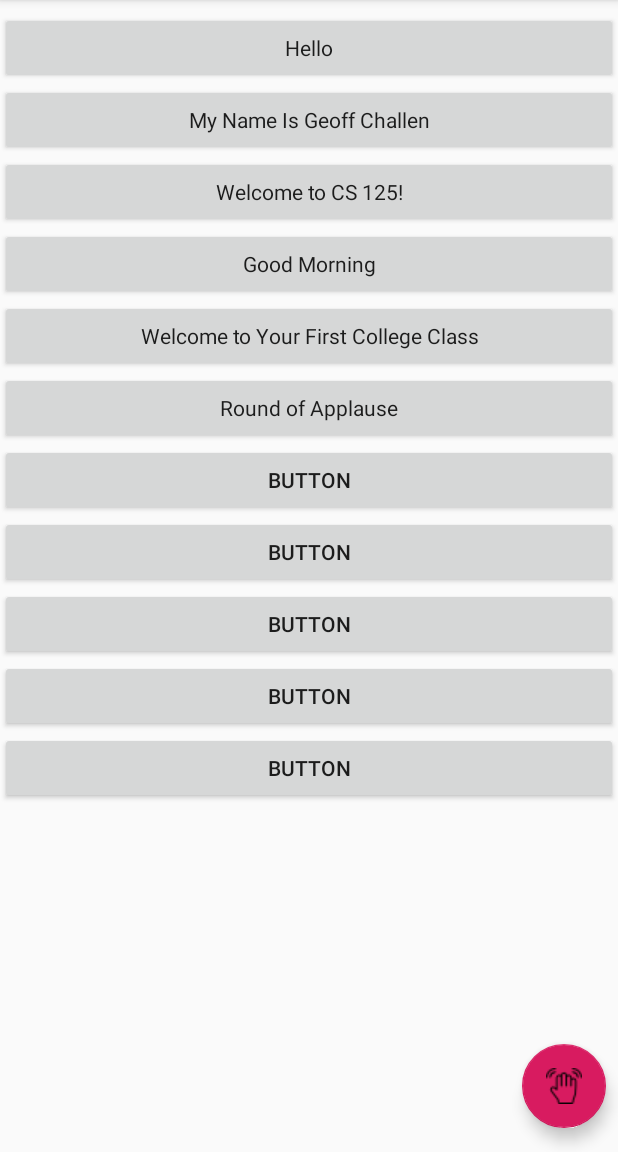
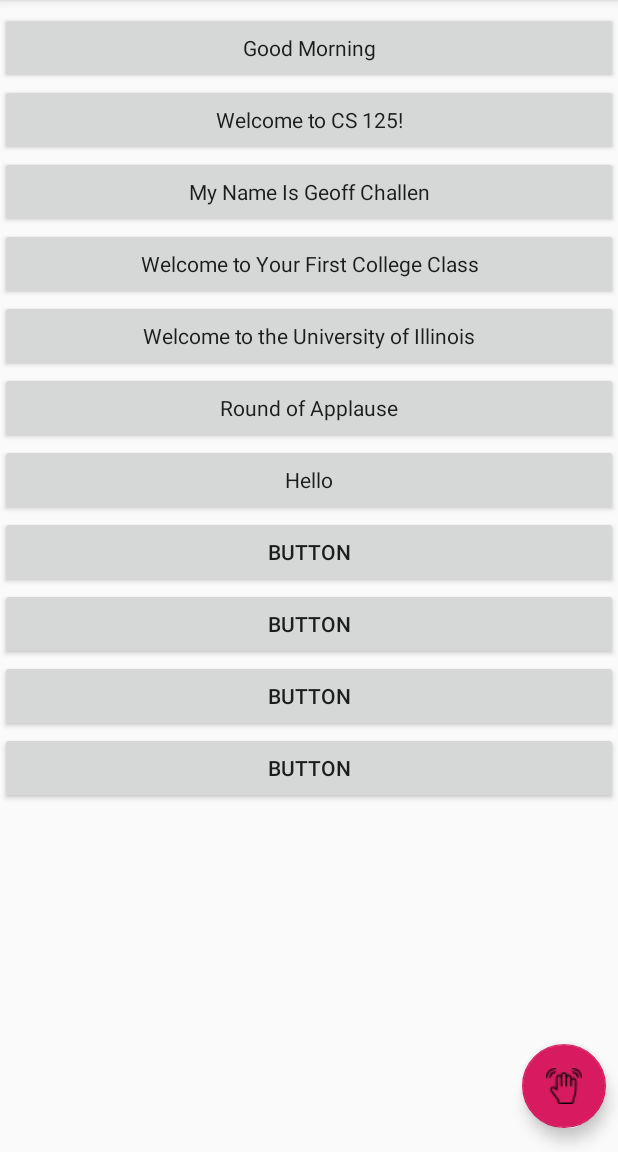
Before and after one commit to ntsmith24/GeoffSoundboard, an Android app: the screen it shows after launch (MainActivity), on a phone screen of 412 x 824 dp, the part 84-1236 px from its top. Run offline under Robolectric (Android 15) with nearby library versions, the phone set to English and light mode, and no system bars.

Commit message:
Added more sounds

```diff
--- a/app/src/main/java/com/idc/moderatelyadequateprograms/geoffsoundboard/MainActivity.java
+++ b/app/src/main/java/com/idc/moderatelyadequateprograms/geoffsoundboard/MainActivity.java
@@ -3,6 +3,7 @@ package com.idc.moderatelyadequateprograms.geoffsoundboard;
 import android.content.Intent;
 import android.media.MediaPlayer;
 import android.os.Bundle;
+import android.provider.MediaStore;
 import android.support.design.widget.FloatingActionButton;
 import android.support.v7.app.AppCompatActivity;
 import android.view.View;
@@ -26,12 +27,14 @@ public class MainActivity extends AppCompatActivity {
         final MediaPlayer myNameIsGeoffITeachSound = MediaPlayer.create(this, R.raw.my_name_is_geoff_iteach);
         final MediaPlayer roundOfApplauseSound = MediaPlayer.create(this, R.raw.round_of_applause);
         final MediaPlayer welcomeToCollegeSound = MediaPlayer.create(this, R.raw.welcome_to_college);
+        final MediaPlayer welcomeToUIUCSound = MediaPlayer.create(this, R.raw.welcome_to_uiuc);
 
         final Button goodMorning = (Button) this.findViewById(R.id.goodMorning);
         final Button welcomeToCs125 = (Button) this.findViewById(R.id.welcomeToCs125);
         final Button myNameIsGeoffChallen = (Button) this.findViewById(R.id.myNameIsGeoffChallen);
         final Button roundOfApplause = (Button) this.findViewById(R.id.roundOfApplause);
         final Button welcomeToCollege = (Button) this.findViewById(R.id.welcomeToCollege);
+        final Button welcomeToUIUC = (Button) this.findViewById(R.id.welcomeToUIUC);
 
         goodMorning.setOnClickListener(new View.OnClickListener() {
             @Override
@@ -63,6 +66,12 @@ public class MainActivity extends AppCompatActivity {
                 welcomeToCollegeSound.start();
             }
         });
+        welcomeToUIUC.setOnClickListener(new View.OnClickListener() {
+            @Override
+            public void onClick(View v) {
+                welcomeToUIUCSound.start();
+            }
+        });
         fab.setOnClickListener(new View.OnClickListener() {
             @Override
             public void onClick(View v) {
--- a/app/src/main/res/layout/activity_main.xml
+++ b/app/src/main/res/layout/activity_main.xml
@@ -37,10 +37,17 @@
             android:orientation="vertical">
 
             <Button
-                android:id="@+id/hello"
+                android:id="@+id/goodMorning"
                 android:layout_width="match_parent"
                 android:layout_height="wrap_content"
-                android:text="Hello"
+                android:text="Good Morning"
+                android:textAppearance="@style/TextAppearance.AppCompat" />
+
+            <Button
+                android:id="@+id/welcomeToCs125"
+                android:layout_width="match_parent"
+                android:layout_height="wrap_content"
+                android:text="Welcome to CS 125!"
                 android:textAppearance="@style/TextAppearance.AppCompat" />
 
             <Button
@@ -51,24 +58,17 @@
                 android:textAppearance="@style/TextAppearance.AppCompat" />
 
             <Button
-                android:id="@+id/welcomeToCs125"
-                android:layout_width="match_parent"
-                android:layout_height="wrap_content"
-                android:text="Welcome to CS 125!"
-                android:textAppearance="@style/TextAppearance.AppCompat" />
-
-            <Button
-                android:id="@+id/goodMorning"
-                android:layout_width="match_parent"
-                android:layout_height="wrap_content"
-                android:text="Good Morning"
-                android:textAppearance="@style/TextAppearance.AppCompat" />
-
-            <Button
                 android:id="@+id/welcomeToCollege"
                 android:layout_width="match_parent"
                 android:layout_height="wrap_content"
                 android:text="Welcome to Your First College Class"
+                android:textAppearance="@style/TextAppearance.AppCompat" />
+
+            <Button
+                android:id="@+id/welcomeToUIUC"
+                android:layout_width="match_parent"
+                android:layout_height="wrap_content"
+                android:text="Welcome to the University of Illinois"
                 android:textAppearance="@style/TextAppearance.AppCompat" />
 
             <Button
@@ -79,10 +79,11 @@
                 android:textAppearance="@style/TextAppearance.AppCompat" />
 
             <Button
-                android:id="@+id/button7"
+                android:id="@+id/hello"
                 android:layout_width="match_parent"
                 android:layout_height="wrap_content"
-                android:text="Button" />
+                android:text="Hello"
+                android:textAppearance="@style/TextAppearance.AppCompat" />
 
             <Button
                 android:id="@+id/button8"
```
